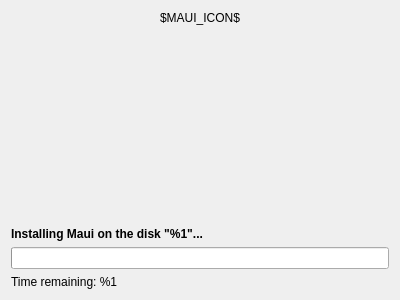
Old version of the form src/pages/installpage.ui in the repository maui-pss/maui-installer.
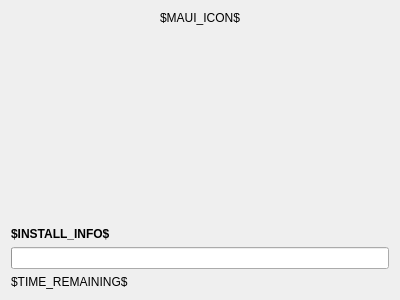
New version of the form.

Commit message:
Disable back button and setup labels
Users cannot move backwards or forward from this page. The "Next" button
will be enabled once the installation is complete.

```diff
--- a/src/pages/installpage.ui
+++ b/src/pages/installpage.ui
@@ -39,8 +39,14 @@
    </item>
    <item>
     <widget class="QLabel" name="installInfo">
+     <property name="font">
+      <font>
+       <weight>75</weight>
+       <bold>true</bold>
+      </font>
+     </property>
      <property name="text">
-      <string>&lt;html&gt;&lt;head/&gt;&lt;body&gt;&lt;p&gt;&lt;span style=&quot; font-weight:600;&quot;&gt;Installing Maui on the disk &amp;quot;%1&amp;quot;...&lt;/span&gt;&lt;/p&gt;&lt;/body&gt;&lt;/html&gt;</string>
+      <string notr="true">$INSTALL_INFO$</string>
      </property>
     </widget>
    </item>
@@ -50,7 +56,7 @@
    <item>
     <widget class="QLabel" name="timeRemaining">
      <property name="text">
-      <string>Time remaining: %1</string>
+      <string notr="true">$TIME_REMAINING$</string>
      </property>
     </widget>
    </item>
```
The commit also changes 2 other files.
